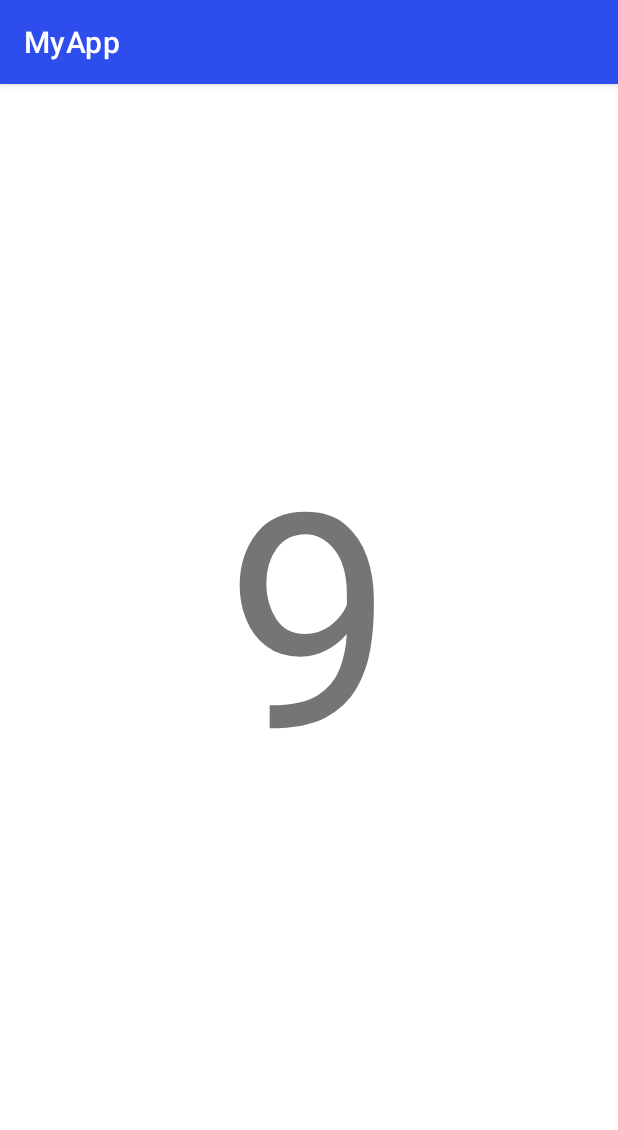
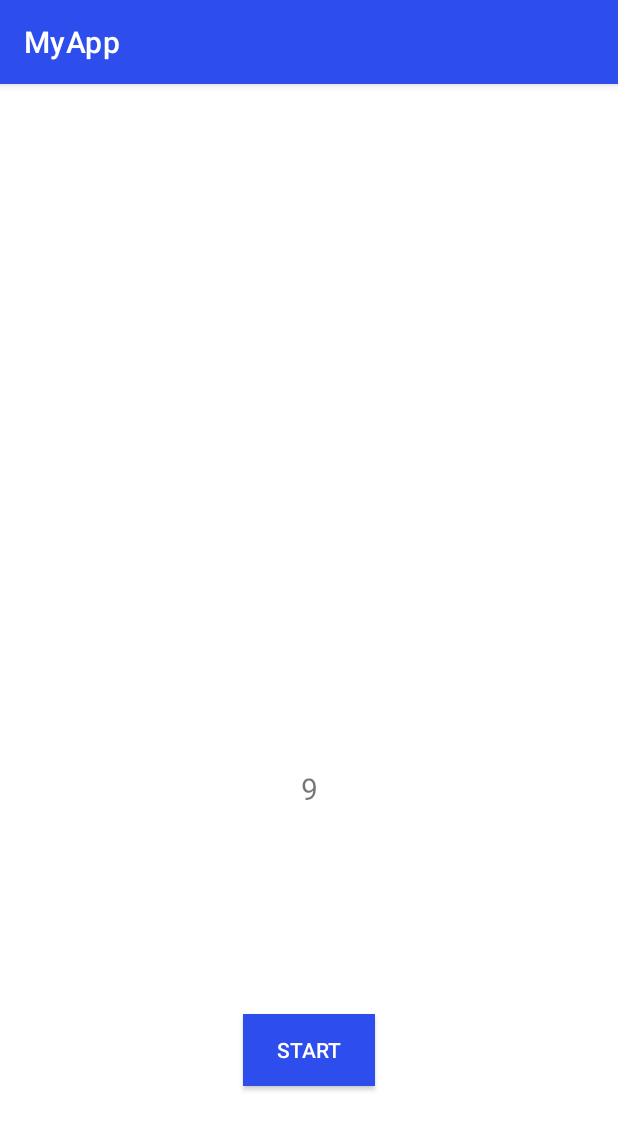
Before and after one commit to KeselAndrei/MyApp, an Android app: the Homework7CheckUserActivity screen opened directly, with no data from a screen before it, after a tap on "START", on a phone screen of 412 x 824 dp. Shown: the top 1130 px of the screen. Run offline under Robolectric (Android 15) with nearby library versions, the phone set to English and light mode, and no system bars.

Commit message:
Homework 8 android

```diff
--- a/app/src/main/java/com/gmail/keseltms/myapp/homework7/Homework7CheckUserActivity.kt
+++ b/app/src/main/java/com/gmail/keseltms/myapp/homework7/Homework7CheckUserActivity.kt
@@ -2,61 +2,83 @@ package com.gmail.keseltms.myapp.homework7
 
 import android.content.Intent
 import android.os.Bundle
-import android.os.CountDownTimer
 import android.view.View
-import android.widget.Button
-import android.widget.TextView
 import androidx.appcompat.app.AppCompatActivity
 import com.gmail.keseltms.myapp.R
+import com.gmail.keseltms.myapp.databinding.ActivityHomework7CheckUserBinding
 
 @Suppress("DEPRECATION")
 class Homework7CheckUserActivity : AppCompatActivity() {
-    private lateinit var btnStart: Button
-    private lateinit var tvTimer: TextView
-    private lateinit var editEnterName: TextView
-    private lateinit var editEnterPassword: TextView
+    private lateinit var binding: ActivityHomework7CheckUserBinding
+    private var counter = 10
     override fun onCreate(savedInstanceState: Bundle?) {
         super.onCreate(savedInstanceState)
-        setContentView(R.layout.activity_homework7_check_user)
-        btnStart = findViewById(R.id.btn_start)
-        tvTimer = findViewById(R.id.tv_timer)
-        editEnterName = findViewById(R.id.tv_enter_name)
-        editEnterPassword = findViewById(R.id.tv_enter_password)
-        btnStart.setOnClickListener {
-            btnStart.visibility = View.INVISIBLE
-            object : CountDownTimer(11000, 1000) {
-                override fun onTick(millisUntilFinished: Long) {
-                    tvTimer.textSize = 200f
-                    tvTimer.text = "${millisUntilFinished / 1000}"
+        binding = ActivityHomework7CheckUserBinding.inflate(layoutInflater)
+        setContentView(binding.root)
+        savedInstanceState?.let {
+            counter = it.getInt(COUNTER_KEY)
         }
-
-                override fun onFinish() {
+        var count = 0
+        binding.btnStart.setOnClickListener {
+            when (counter) {
+                in 1..10 -> {
+                    binding.tvTimer.text = (counter - 1).toString()
+                    counter--
+                }
+                0 -> {
+                    binding.apply {
                         tvTimer.visibility = View.GONE
                         editEnterName.visibility = View.VISIBLE
                         editEnterPassword.visibility = View.VISIBLE
-                    btnStart.text = getString(R.string.btn_homework_7_user_enter)
-                    btnStart.visibility = View.VISIBLE
+                        btnStart.apply {
+                            text = getString(R.string.btn_homework_7_user_enter)
+                            visibility = View.VISIBLE
+                            counter = -1
                         }
-            }.start()
-            var count = 0
-            btnStart.setOnClickListener {
-                if (editEnterName.text.isEmpty() || editEnterPassword.text.isEmpty()) {
+                    }
+
+                }
+                else -> {
+                    if (binding.editEnterName.text!!.isEmpty() || binding.editEnterPassword.text!!.isEmpty()) {
                         if (count < 2) {
-                        tvTimer.setTextColor(resources.getColor(R.color.red))
-                        tvTimer.textSize = 20f
-                        tvTimer.text = getText(R.string.btn_homework_7_password_invalid)
-                        tvTimer.visibility = View.VISIBLE
-                        count += 1
+                            binding.tvTimer.apply {
+                                setTextColor(resources.getColor(R.color.red))
+                                textSize = 20f
+                                text = getText(R.string.btn_homework_7_password_invalid)
+                                visibility = View.VISIBLE
+                                count++
+                            }
                         } else {
                             startActivity(Intent(this, Homework7CheckUserActivity::class.java))
                         }
                     } else {
-                    startActivity(Intent(this, Homework7InfoUserActivity::class.java).apply {
-                        putExtra("name", editEnterName.text.toString())
-                        putExtra("password", editEnterPassword.text.toString())
+                        startActivity(
+                            Intent(
+                                this,
+                                Homework7InfoUserActivity::class.java
+                            ).apply {
+                                putExtra(NAME, binding.editEnterName.text.toString())
+                                putExtra(PASSWORD, binding.editEnterPassword.text.toString())
                             })
                     }
                 }
             }
         }
     }
+
+    override fun onResume() {
+        super.onResume()
+        binding.tvTimer.text = counter.toString()
+    }
+
+    override fun onSaveInstanceState(outState: Bundle) {
+        outState.putInt(COUNTER_KEY, counter)
+        super.onSaveInstanceState(outState)
+    }
+
+    companion object {
+        const val NAME = "name"
+        const val PASSWORD = "password"
+        const val COUNTER_KEY = "CounterKey"
+    }
+}
--- a/app/src/main/res/layout/activity_homework7_check_user.xml
+++ b/app/src/main/res/layout/activity_homework7_check_user.xml
@@ -1,53 +1,60 @@
 <?xml version="1.0" encoding="utf-8"?>
-<LinearLayout xmlns:android="http://schemas.android.com/apk/res/android"
+<androidx.constraintlayout.widget.ConstraintLayout xmlns:android="http://schemas.android.com/apk/res/android"
+    xmlns:app="http://schemas.android.com/apk/res-auto"
     xmlns:tools="http://schemas.android.com/tools"
     android:layout_width="match_parent"
     android:layout_height="match_parent"
-    android:layout_marginBottom="100dp"
-    android:gravity="bottom"
-    android:orientation="vertical"
+    android:layout_gravity="end"
     tools:context=".homework7.Homework7CheckUserActivity">
 
     <TextView
         android:id="@+id/tv_timer"
-        android:layout_width="300dp"
+        android:layout_width="0dp"
         android:layout_height="wrap_content"
-        android:layout_gravity="center"
-        android:layout_marginTop="10dp"
-        android:layout_marginBottom="5dp"
+        android:layout_marginBottom="15dp"
         android:gravity="center"
         android:text="@string/btn_homework_7_timer"
         android:textSize="20sp"
-        android:visibility="visible" />
+        android:visibility="visible"
+        app:layout_constraintBottom_toTopOf="@+id/edit_enter_name"
+        app:layout_constraintEnd_toEndOf="@+id/edit_enter_name"
+        app:layout_constraintStart_toStartOf="@+id/edit_enter_name" />
 
     <androidx.appcompat.widget.AppCompatEditText
-        android:id="@+id/tv_enter_name"
+        android:id="@+id/edit_enter_name"
+        android:layout_width="0dp"
+        android:layout_height="wrap_content"
+        android:layout_marginBottom="15dp"
+        android:gravity="center"
+        android:hint="@string/tv_homework_7_enter_name"
+        android:visibility="invisible"
+        app:layout_constraintBottom_toTopOf="@+id/edit_enter_password"
+        app:layout_constraintEnd_toEndOf="@+id/edit_enter_password"
+        app:layout_constraintStart_toStartOf="@+id/edit_enter_password" />
+
+    <androidx.appcompat.widget.AppCompatEditText
+        android:id="@+id/edit_enter_password"
         android:layout_width="300dp"
         android:layout_height="wrap_content"
-        android:layout_gravity="center"
-        android:layout_marginTop="10dp"
-        android:layout_marginBottom="10dp"
-        android:hint="@string/tv_homework_7_enter_name"
-        android:visibility="invisible" />
-
-    <androidx.appcompat.widget.AppCompatEditText
-        android:id="@+id/tv_enter_password"
-        android:layout_width="300dp"
-        android:layout_height="wrap_content"
-        android:layout_gravity="center"
-        android:layout_marginTop="10dp"
-        android:layout_marginBottom="10dp"
+        android:layout_marginBottom="15dp"
+        android:gravity="center"
         android:hint="@string/tv_homework_7_enter_password"
         android:inputType="textPassword"
-        android:visibility="invisible" />
+        android:visibility="invisible"
+        app:layout_constraintBottom_toTopOf="@+id/btn_start"
+        app:layout_constraintEnd_toEndOf="parent"
+        app:layout_constraintStart_toStartOf="parent" />
 
     <androidx.appcompat.widget.AppCompatButton
         android:id="@+id/btn_start"
         android:layout_width="wrap_content"
         android:layout_height="wrap_content"
-        android:layout_gravity="center"
+        android:layout_marginBottom="100dp"
         android:background="@color/purple_600"
         android:text="@string/btn_homework_7_start"
-        android:textColor="@color/white" />
+        android:textColor="@color/white"
+        app:layout_constraintBottom_toBottomOf="parent"
+        app:layout_constraintEnd_toEndOf="parent"
+        app:layout_constraintStart_toStartOf="parent" />
 
-</LinearLayout>
+</androidx.constraintlayout.widget.ConstraintLayout>
--- a/app/src/main/res/values/strings.xml
+++ b/app/src/main/res/values/strings.xml
@@ -5,6 +5,7 @@
     <string name="btn_homework_7">HOMEWORK 7</string>
     <string name="btn_homework_7_start">START</string>
     <string name="btn_homework_7_timer">Click START</string>
+    <string name="btn_homework_7_close">CLOSE</string>
     <string name="tv_homework_7_enter_name">Enter name</string>
     <string name="tv_homework_7_enter_password">Enter password</string>
     <string name="tv_homework_7_name">Name:</string>
```
Also changed, not shown: app/build.gradle (+7 -4 lines), app/src/main/java/com/gmail/keseltms/myapp/homework7/Homework7InfoUserActivity.kt (+20 -11 lines), app/src/main/res/drawable/ic_baseline_language_24.xml (added, +10 -0 lines), app/src/main/res/layout/activity_homework7_info_user.xml (+47 -52 lines). Lines whose indentation alone changed are shown as unchanged.
